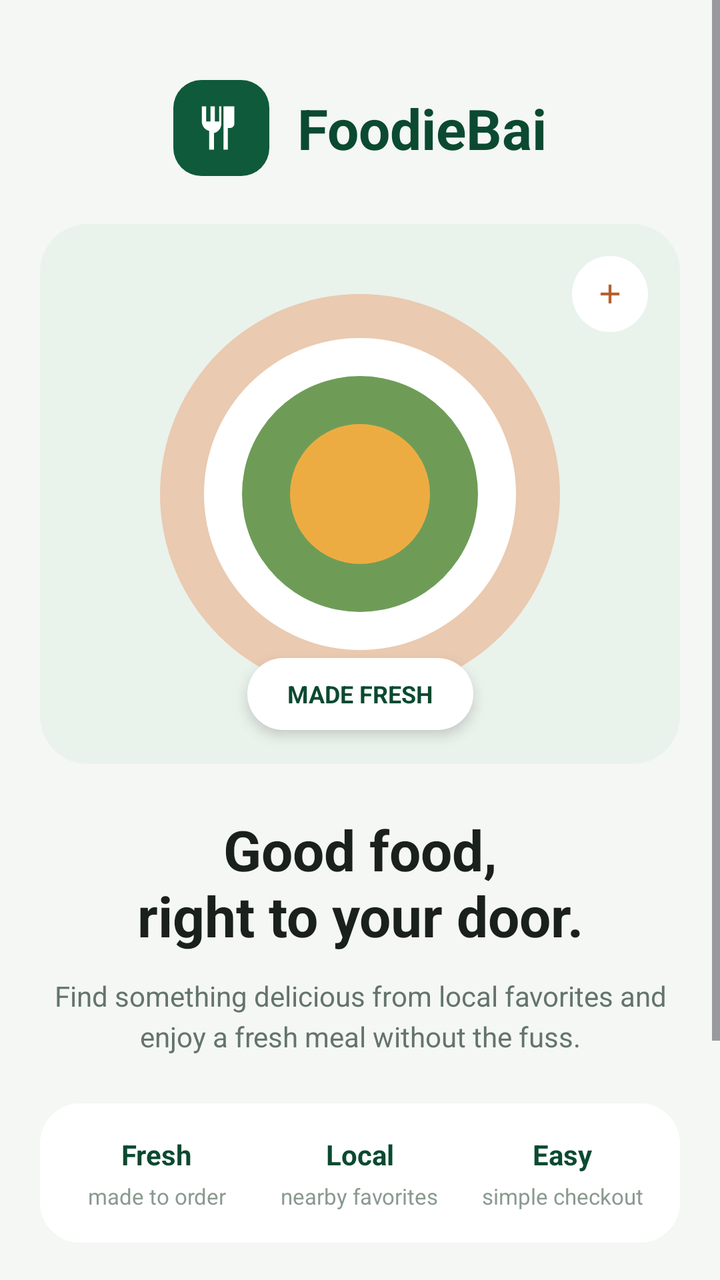
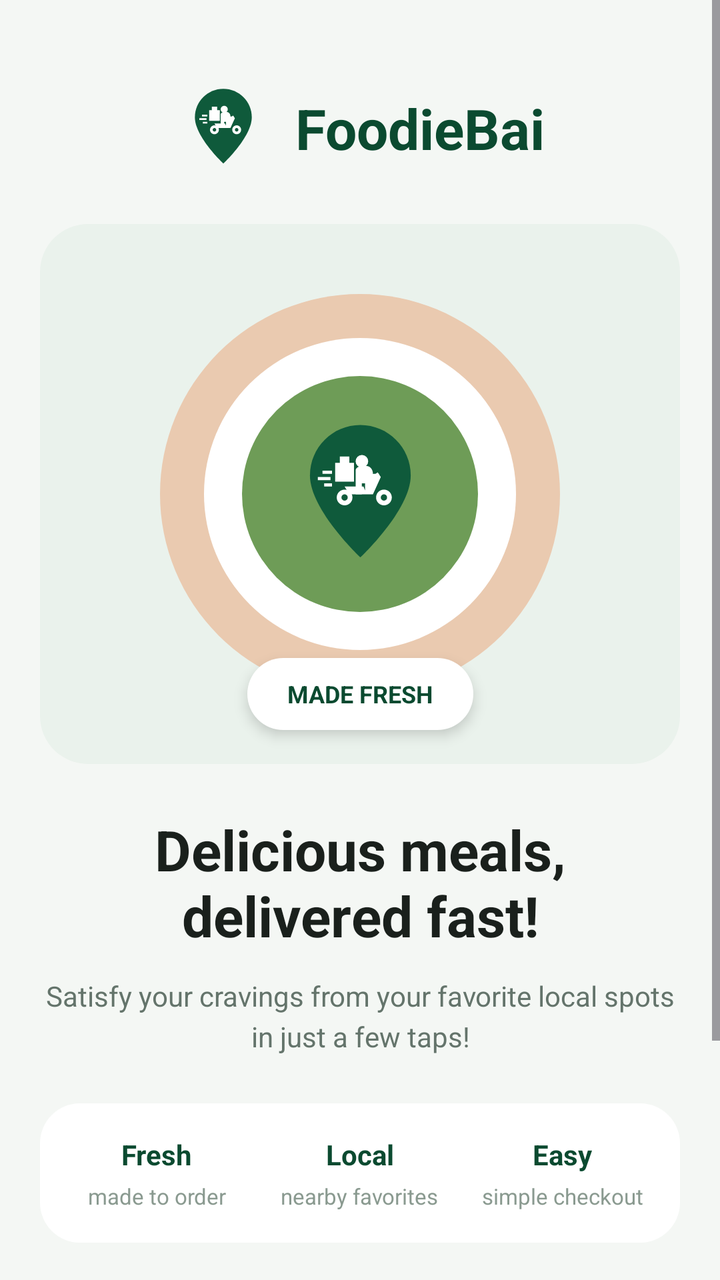

Two renders of the same Android screen: before a commit and after it. Below are the layout's source before the change and the commit's diff.
<!-- AndroidManifest.xml: application theme Theme.FoodOrderingSystem -->
<!-- res/layout/activity_welcome.xml -->
<?xml version="1.0" encoding="utf-8"?>
<ScrollView xmlns:android="http://schemas.android.com/apk/res/android"
    xmlns:app="http://schemas.android.com/apk/res-auto"
    android:layout_width="match_parent"
    android:layout_height="match_parent"
    android:background="@color/bg_screen"
    android:fillViewport="true">

    <androidx.constraintlayout.widget.ConstraintLayout
        android:layout_width="match_parent"
        android:layout_height="wrap_content"
        android:padding="20dp">

        
        <LinearLayout
            android:id="@+id/ll_header"
            android:layout_width="wrap_content"
            android:layout_height="wrap_content"
            android:layout_marginTop="20dp"
            android:gravity="center_vertical"
            android:orientation="horizontal"
            app:layout_constraintEnd_toEndOf="parent"
            app:layout_constraintStart_toStartOf="parent"
            app:layout_constraintTop_toTopOf="parent">

            <FrameLayout
                android:layout_width="48dp"
                android:layout_height="48dp"
                android:background="@drawable/bg_logo_icon">

                <ImageView
                    android:layout_width="26dp"
                    android:layout_height="26dp"
                    android:layout_gravity="center"
                    android:src="@drawable/ic_logo_utensils" />
            </FrameLayout>

            <TextView
                android:layout_width="wrap_content"
                android:layout_height="wrap_content"
                android:layout_marginStart="14dp"
                android:text="FoodieBai"
                android:textColor="@color/primary_green_dark"
                android:textSize="28sp"
                android:textStyle="bold" />
        </LinearLayout>

        
        <androidx.constraintlayout.widget.ConstraintLayout
            android:id="@+id/card_hero"
            android:layout_width="0dp"
            android:layout_height="270dp"
            android:layout_marginTop="24dp"
            android:background="@drawable/bg_hero_card"
            app:layout_constraintEnd_toEndOf="parent"
            app:layout_constraintStart_toStartOf="parent"
            app:layout_constraintTop_toBottomOf="@id/ll_header">

            
            <FrameLayout
                android:layout_width="38dp"
                android:layout_height="38dp"
                android:layout_marginTop="16dp"
                android:layout_marginEnd="16dp"
                android:background="@drawable/bg_circle_white"
                app:layout_constraintEnd_toEndOf="parent"
                app:layout_constraintTop_toTopOf="parent">

                <ImageView
                    android:layout_width="16dp"
                    android:layout_height="16dp"
                    android:layout_gravity="center"
                    android:src="@drawable/ic_plus"
                    app:tint="#B35B2B" />
            </FrameLayout>

            
            
            <View
                android:id="@+id/v_outer_circle"
                android:layout_width="200dp"
                android:layout_height="200dp"
                android:background="@drawable/bg_circle_tan"
                app:layout_constraintBottom_toBottomOf="parent"
                app:layout_constraintEnd_toEndOf="parent"
                app:layout_constraintStart_toStartOf="parent"
                app:layout_constraintTop_toTopOf="parent" />

            
            <View
                android:id="@+id/v_white_ring"
                android:layout_width="156dp"
                android:layout_height="156dp"
                android:background="@drawable/bg_circle_white"
                app:layout_constraintBottom_toBottomOf="@id/v_outer_circle"
                app:layout_constraintEnd_toEndOf="@id/v_outer_circle"
                app:layout_constraintStart_toStartOf="@id/v_outer_circle"
                app:layout_constraintTop_toTopOf="@id/v_outer_circle" />

            
            <View
                android:id="@+id/v_green_ring"
                android:layout_width="118dp"
                android:layout_height="118dp"
                android:background="@drawable/bg_circle_green_hero"
                app:layout_constraintBottom_toBottomOf="@id/v_white_ring"
                app:layout_constraintEnd_toEndOf="@id/v_white_ring"
                app:layout_constraintStart_toStartOf="@id/v_white_ring"
                app:layout_constraintTop_toTopOf="@id/v_white_ring" />

            
            <View
                android:id="@+id/v_center_yellow"
                android:layout_width="70dp"
                android:layout_height="70dp"
                android:background="@drawable/bg_circle_yellow"
                app:layout_constraintBottom_toBottomOf="@id/v_green_ring"
                app:layout_constraintEnd_toEndOf="@id/v_green_ring"
                app:layout_constraintStart_toStartOf="@id/v_green_ring"
                app:layout_constraintTop_toTopOf="@id/v_green_ring" />

            
            <TextView
                android:layout_width="wrap_content"
                android:layout_height="36dp"
                android:background="@drawable/bg_info_pill"
                android:elevation="4dp"
                android:gravity="center"
                android:paddingHorizontal="20dp"
                android:text="MADE FRESH"
                android:textColor="@color/primary_green_dark"
                android:textSize="12sp"
                android:textStyle="bold"
                app:layout_constraintBottom_toBottomOf="@id/v_outer_circle"
                app:layout_constraintEnd_toEndOf="parent"
                app:layout_constraintStart_toStartOf="parent"
                app:layout_constraintTop_toBottomOf="@id/v_outer_circle" />

        </androidx.constraintlayout.widget.ConstraintLayout>

        
        <TextView
            android:id="@+id/tv_headline"
            android:layout_width="0dp"
            android:layout_height="wrap_content"
            android:layout_marginTop="24dp"
            android:gravity="center"
            android:text="Good food,\nright to your door."
            android:textColor="@color/text_dark"
            android:textSize="28sp"
            android:textStyle="bold"
            app:layout_constraintEnd_toEndOf="parent"
            app:layout_constraintStart_toStartOf="parent"
            app:layout_constraintTop_toBottomOf="@id/card_hero" />

        
        <TextView
            android:id="@+id/tv_subtitle"
            android:layout_width="0dp"
            android:layout_height="wrap_content"
            android:layout_marginTop="12dp"
            android:gravity="center"
            android:lineSpacingExtra="4dp"
            android:text="Find something delicious from local favorites and enjoy a fresh meal without the fuss."
            android:textColor="@color/text_secondary"
            android:textSize="14sp"
            app:layout_constraintEnd_toEndOf="parent"
            app:layout_constraintStart_toStartOf="parent"
            app:layout_constraintTop_toBottomOf="@id/tv_headline" />

        
        <LinearLayout
            android:id="@+id/ll_info_pill"
            android:layout_width="0dp"
            android:layout_height="wrap_content"
            android:layout_marginTop="24dp"
            android:background="@drawable/bg_info_pill"
            android:orientation="horizontal"
            android:paddingHorizontal="8dp"
            android:paddingVertical="16dp"
            app:layout_constraintEnd_toEndOf="parent"
            app:layout_constraintStart_toStartOf="parent"
            app:layout_constraintTop_toBottomOf="@id/tv_subtitle">

            <LinearLayout
                android:layout_width="0dp"
                android:layout_height="wrap_content"
                android:layout_weight="1"
                android:gravity="center"
                android:orientation="vertical">

                <TextView
                    android:layout_width="wrap_content"
                    android:layout_height="wrap_content"
                    android:text="Fresh"
                    android:textColor="@color/primary_green_dark"
                    android:textSize="14sp"
                    android:textStyle="bold" />

                <TextView
                    android:layout_width="wrap_content"
                    android:layout_height="wrap_content"
                    android:layout_marginTop="4dp"
                    android:text="made to order"
                    android:textColor="@color/text_muted"
                    android:textSize="11sp" />
            </LinearLayout>

            <LinearLayout
                android:layout_width="0dp"
                android:layout_height="wrap_content"
                android:layout_weight="1"
                android:gravity="center"
                android:orientation="vertical">

                <TextView
                    android:layout_width="wrap_content"
                    android:layout_height="wrap_content"
                    android:text="Local"
                    android:textColor="@color/primary_green_dark"
                    android:textSize="14sp"
                    android:textStyle="bold" />

                <TextView
                    android:layout_width="wrap_content"
                    android:layout_height="wrap_content"
                    android:layout_marginTop="4dp"
                    android:text="nearby favorites"
                    android:textColor="@color/text_muted"
                    android:textSize="11sp" />
            </LinearLayout>

            <LinearLayout
                android:layout_width="0dp"
                android:layout_height="wrap_content"
                android:layout_weight="1"
                android:gravity="center"
                android:orientation="vertical">

                <TextView
                    android:layout_width="wrap_content"
                    android:layout_height="wrap_content"
                    android:text="Easy"
                    android:textColor="@color/primary_green_dark"
                    android:textSize="14sp"
                    android:textStyle="bold" />

                <TextView
                    android:layout_width="wrap_content"
                    android:layout_height="wrap_content"
                    android:layout_marginTop="4dp"
                    android:text="simple checkout"
                    android:textColor="@color/text_muted"
                    android:textSize="11sp" />
            </LinearLayout>
        </LinearLayout>

        
        <Button
            android:id="@+id/btn_get_started"
            android:layout_width="0dp"
            android:layout_height="56dp"
            android:layout_marginTop="24dp"
            android:backgroundTint="@color/primary_green"
            android:text="Get started"
            android:textColor="@color/white"
            android:textSize="16sp"
            android:textStyle="bold"
            app:cornerRadius="28dp"
            app:layout_constraintEnd_toEndOf="parent"
            app:layout_constraintStart_toStartOf="parent"
            app:layout_constraintTop_toBottomOf="@id/ll_info_pill" />

        
        <Button
            android:id="@+id/btn_already_account"
            style="@style/Widget.Material3.Button.OutlinedButton"
            android:layout_width="0dp"
            android:layout_height="56dp"
            android:layout_marginTop="10dp"
            android:layout_marginBottom="24dp"
            android:backgroundTint="@color/white"
            android:text="I already have an account"
            android:textColor="@color/primary_green_dark"
            android:textSize="16sp"
            android:textStyle="bold"
            app:cornerRadius="28dp"
            app:layout_constraintEnd_toEndOf="parent"
            app:layout_constraintStart_toStartOf="parent"
            app:layout_constraintTop_toBottomOf="@id/btn_get_started"
            app:strokeColor="@color/border_light" />

    </androidx.constraintlayout.widget.ConstraintLayout>
</ScrollView>
<!-- resources referenced by this layout -->
<resources>
  <color name="bg_screen">#F4F7F4</color>
  <color name="border_light">#E2E8E4</color>
  <color name="primary_green">#0F5A3B</color>
  <color name="primary_green_dark">#0B4A30</color>
  <color name="text_dark">#1A201C</color>
  <color name="text_muted">#8A9A90</color>
  <color name="text_secondary">#64746B</color>
  <color name="white">#FFFFFFFF</color>
  <!-- drawable bg_circle_green_hero (drawable) -->
  <?xml version="1.0" encoding="utf-8"?>
  <shape xmlns:android="http://schemas.android.com/apk/res/android"
      android:shape="oval">
      <solid android:color="#6E9C57" />
  </shape>
  <!-- drawable bg_circle_tan (drawable) -->
  <?xml version="1.0" encoding="utf-8"?>
  <shape xmlns:android="http://schemas.android.com/apk/res/android"
      android:shape="oval">
      <solid android:color="#EACAB0" />
  </shape>
  <!-- drawable bg_circle_white (drawable) -->
  <?xml version="1.0" encoding="utf-8"?>
  <shape xmlns:android="http://schemas.android.com/apk/res/android"
      android:shape="oval">
      <solid android:color="#FFFFFF" />
  </shape>
  <!-- drawable bg_circle_yellow (drawable) -->
  <?xml version="1.0" encoding="utf-8"?>
  <shape xmlns:android="http://schemas.android.com/apk/res/android"
      android:shape="oval">
      <solid android:color="#EDAC42" />
  </shape>
  <!-- drawable bg_hero_card (drawable) -->
  <?xml version="1.0" encoding="utf-8"?>
  <shape xmlns:android="http://schemas.android.com/apk/res/android">
      <solid android:color="#EAF2EC" />
      <corners android:radius="24dp" />
  </shape>
  <!-- drawable bg_info_pill (drawable) -->
  <?xml version="1.0" encoding="utf-8"?>
  <shape xmlns:android="http://schemas.android.com/apk/res/android">
      <solid android:color="#FFFFFF" />
      <corners android:radius="20dp" />
  </shape>
  <!-- drawable bg_logo_icon (drawable) -->
  <?xml version="1.0" encoding="utf-8"?>
  <shape xmlns:android="http://schemas.android.com/apk/res/android">
      <solid android:color="#0F5A3B" />
      <corners android:radius="14dp" />
  </shape>
  <!-- drawable ic_logo_utensils (drawable) -->
  <vector xmlns:android="http://schemas.android.com/apk/res/android"
      android:width="24dp"
      android:height="24dp"
      android:viewportWidth="24"
      android:viewportHeight="24">
      <path
          android:fillColor="#FFFFFF"
          android:pathData="M11,9H9V2H7v7H5V2H3v7c0,2.12 1.46,3.9 3.42,4.36L6.42,22h2.16l0,-7.64C10.54,13.9 12,12.12 12,10V2h-1v7zM18,2v8c0,1.1 -0.9,2 -2,2h-1v10h-2V2h5z"/>
  </vector>
  <!-- drawable ic_plus (drawable) -->
  <vector xmlns:android="http://schemas.android.com/apk/res/android"
      android:width="24dp"
      android:height="24dp"
      android:viewportWidth="24"
      android:viewportHeight="24">
      <path
          android:fillColor="#FFFFFF"
          android:pathData="M19,13h-6v6h-2v-6H5v-2h6V5h2v6h6v2z"/>
  </vector>
  <style name="Theme.FoodOrderingSystem" parent="Base.Theme.FoodOrderingSystem" />
  <style name="Base.Theme.FoodOrderingSystem" parent="Theme.Material3.DayNight.NoActionBar">
          <item name="colorPrimary">@color/primary_green</item>
          <item name="colorOnPrimary">@color/white</item>
          <item name="android:windowBackground">@color/bg_screen</item>
          <item name="android:statusBarColor">@color/bg_screen</item>
          <item name="android:windowLightStatusBar">true</item>
      </style>
</resources>

<!-- the commit's change to res/layout/activity_welcome.xml (unified diff, before → after) -->
@@ -23,22 +23,15 @@
             app:layout_constraintStart_toStartOf="parent"
             app:layout_constraintTop_toTopOf="parent">
 
-            <FrameLayout
+            <ImageView
                 android:layout_width="48dp"
                 android:layout_height="48dp"
-                android:background="@drawable/bg_logo_icon">
-
-                <ImageView
-                    android:layout_width="26dp"
-                    android:layout_height="26dp"
-                    android:layout_gravity="center"
-                    android:src="@drawable/ic_logo_utensils" />
-            </FrameLayout>
+                android:src="@drawable/ic_scooter_pin" />
 
             <TextView
                 android:layout_width="wrap_content"
                 android:layout_height="wrap_content"
-                android:layout_marginStart="14dp"
+                android:layout_marginStart="12dp"
                 android:text="FoodieBai"
                 android:textColor="@color/primary_green_dark"
                 android:textSize="28sp"
@@ -55,24 +48,6 @@
             app:layout_constraintEnd_toEndOf="parent"
             app:layout_constraintStart_toStartOf="parent"
             app:layout_constraintTop_toBottomOf="@id/ll_header">
-
-            
-            <FrameLayout
-                android:layout_width="38dp"
-                android:layout_height="38dp"
-                android:layout_marginTop="16dp"
-                android:layout_marginEnd="16dp"
-                android:background="@drawable/bg_circle_white"
-                app:layout_constraintEnd_toEndOf="parent"
-                app:layout_constraintTop_toTopOf="parent">
-
-                <ImageView
-                    android:layout_width="16dp"
-                    android:layout_height="16dp"
-                    android:layout_gravity="center"
-                    android:src="@drawable/ic_plus"
-                    app:tint="#B35B2B" />
-            </FrameLayout>
 
             
             
@@ -109,11 +84,11 @@
                 app:layout_constraintTop_toTopOf="@id/v_white_ring" />
 
             
-            <View
-                android:id="@+id/v_center_yellow"
-                android:layout_width="70dp"
-                android:layout_height="70dp"
-                android:background="@drawable/bg_circle_yellow"
+            <ImageView
+                android:id="@+id/iv_hero_logo"
+                android:layout_width="85dp"
+                android:layout_height="85dp"
+                android:src="@drawable/ic_scooter_pin"
                 app:layout_constraintBottom_toBottomOf="@id/v_green_ring"
                 app:layout_constraintEnd_toEndOf="@id/v_green_ring"
                 app:layout_constraintStart_toStartOf="@id/v_green_ring"
@@ -145,7 +120,7 @@
             android:layout_height="wrap_content"
             android:layout_marginTop="24dp"
             android:gravity="center"
-            android:text="Good food,\nright to your door."
+            android:text="Delicious meals,\ndelivered fast!"
             android:textColor="@color/text_dark"
             android:textSize="28sp"
             android:textStyle="bold"
@@ -161,7 +136,7 @@
             android:layout_marginTop="12dp"
             android:gravity="center"
             android:lineSpacingExtra="4dp"
-            android:text="Find something delicious from local favorites and enjoy a fresh meal without the fuss."
+            android:text="Satisfy your cravings from your favorite local spots in just a few taps!"
             android:textColor="@color/text_secondary"
             android:textSize="14sp"
             app:layout_constraintEnd_toEndOf="parent"
<!-- resource entries referenced after the edit -->
@@ -26,12 +26,6 @@
       android:shape="oval">
       <solid android:color="#FFFFFF" />
   </shape>
-  <!-- drawable bg_circle_yellow (drawable) -->
-  <?xml version="1.0" encoding="utf-8"?>
-  <shape xmlns:android="http://schemas.android.com/apk/res/android"
-      android:shape="oval">
-      <solid android:color="#EDAC42" />
-  </shape>
   <!-- drawable bg_hero_card (drawable) -->
   <?xml version="1.0" encoding="utf-8"?>
   <shape xmlns:android="http://schemas.android.com/apk/res/android">
@@ -44,31 +38,51 @@
       <solid android:color="#FFFFFF" />
       <corners android:radius="20dp" />
   </shape>
-  <!-- drawable bg_logo_icon (drawable) -->
-  <?xml version="1.0" encoding="utf-8"?>
-  <shape xmlns:android="http://schemas.android.com/apk/res/android">
-      <solid android:color="#0F5A3B" />
-      <corners android:radius="14dp" />
-  </shape>
-  <!-- drawable ic_logo_utensils (drawable) -->
+  <!-- drawable ic_scooter_pin (drawable) -->
   <vector xmlns:android="http://schemas.android.com/apk/res/android"
-      android:width="24dp"
-      android:height="24dp"
-      android:viewportWidth="24"
-      android:viewportHeight="24">
+      android:width="108dp"
+      android:height="108dp"
+      android:viewportWidth="108"
+      android:viewportHeight="108">
+  
+      
+      <path
+          android:fillColor="#0F5A3B"
+          android:pathData="M54,10 C36.33,10 22,24.33 22,42 C22,64 54,94 54,94 C54,94 86,64 86,42 C86,24.33 71.67,10 54,10 Z"/>
+  
+      
       <path
           android:fillColor="#FFFFFF"
-          android:pathData="M11,9H9V2H7v7H5V2H3v7c0,2.12 1.46,3.9 3.42,4.36L6.42,22h2.16l0,-7.64C10.54,13.9 12,12.12 12,10V2h-1v7zM18,2v8c0,1.1 -0.9,2 -2,2h-1v10h-2V2h5z"/>
-  </vector>
-  <!-- drawable ic_plus (drawable) -->
-  <vector xmlns:android="http://schemas.android.com/apk/res/android"
-      android:width="24dp"
-      android:height="24dp"
-      android:viewportWidth="24"
-      android:viewportHeight="24">
+          android:pathData="M30,39 h6 v2 h-6 z M27,43 h8 v2 h-8 z M31,47 h5 v2 h-5 z"/>
+  
+      
       <path
           android:fillColor="#FFFFFF"
-          android:pathData="M19,13h-6v6h-2v-6H5v-2h6V5h2v6h6v2z"/>
+          android:pathData="M38,34 h12 v12 h-12 z M41,30 h6 v4 h-6 z"/>
+  
+      
+      <path
+          android:fillColor="#FFFFFF"
+          android:pathData="M55,29 A4,4 0 1,0 55,37 A4,4 0 1,0 55,29 Z"/>
+  
+      
+      <path
+          android:fillColor="#FFFFFF"
+          android:pathData="M51,39 C51,37 53,36 56,36 L58,36 C60,36 62,38 62,41 L60,47 L55,47 L55,54 L51,54 Z M60,41 L66,41 L63,45 L60,44 Z"/>
+  
+      
+      
+      <path
+          android:fillColor="#FFFFFF"
+          android:pathData="M44,51 C41.24,51 39,53.24 39,56 C39,58.76 41.24,61 44,61 C46.76,61 49,58.76 49,56 C49,53.24 46.76,51 44,51 Z M44,54 C45.1,54 46,54.9 46,56 C46,57.1 45.1,58 44,58 C42.9,58 42,57.1 42,56 C42,54.9 42.9,54 44,54 Z"/>
+      
+      <path
+          android:fillColor="#FFFFFF"
+          android:pathData="M69,51 C66.24,51 64,53.24 64,56 C64,58.76 66.24,61 69,61 C71.76,61 74,58.76 74,56 C74,53.24 71.76,51 69,51 Z M69,54 C70.1,54 71,54.9 71,56 C71,57.1 70.1,58 69,58 C67.9,58 67,57.1 67,56 C67,54.9 67.9,54 69,54 Z"/>
+      
+      <path
+          android:fillColor="#FFFFFF"
+          android:pathData="M44,49 L56,49 L58,54 L47,54 Z M57,46 L65,40 L67,43 L62,54 L57,54 Z"/>
   </vector>
   <style name="Theme.FoodOrderingSystem" parent="Base.Theme.FoodOrderingSystem" />
   <style name="Base.Theme.FoodOrderingSystem" parent="Theme.Material3.DayNight.NoActionBar">
